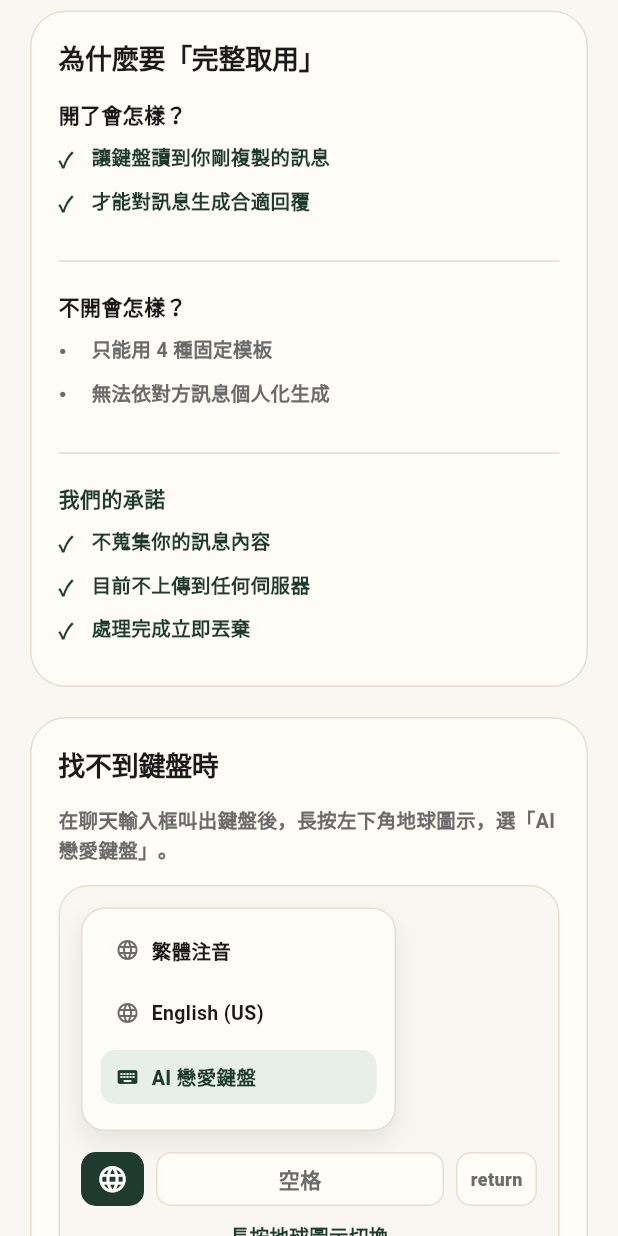
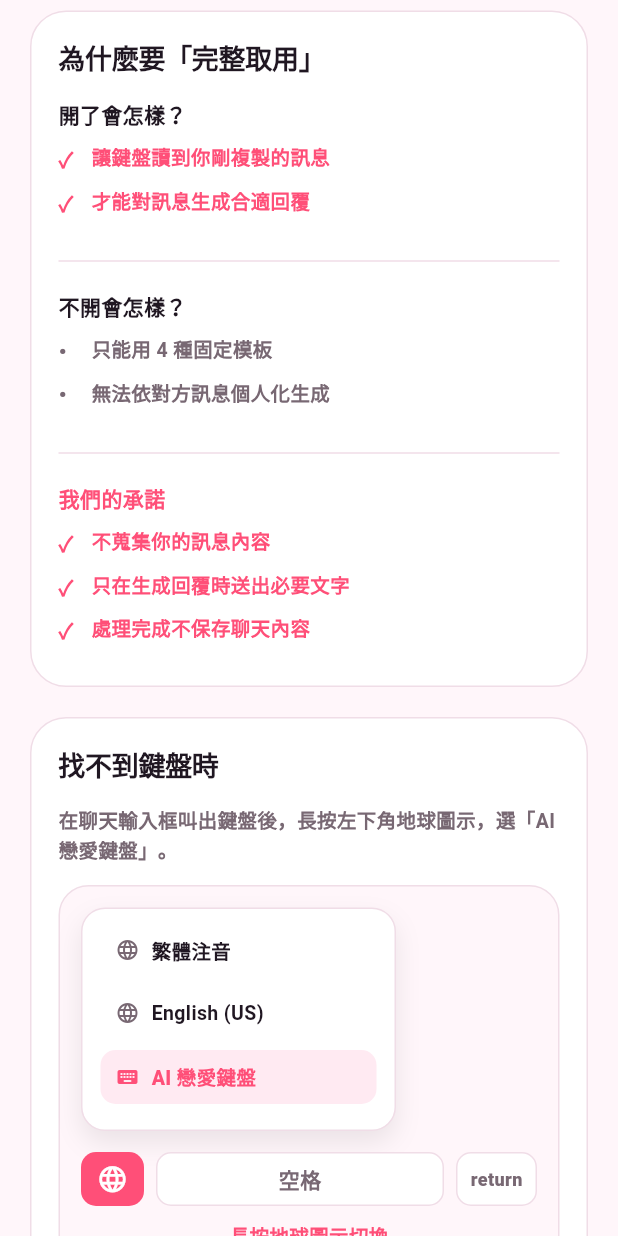
Before and after one commit to zli426491-byte/ai-love-keyboard, a Flutter app: the KeyboardGuideView screen opened by its route, scrolled down 1728 dp, on a phone screen of 412 x 824 dp. Run offline on Flutter 3.47's test engine with Material 3 defaults, Android fonts, the phone set to English and light mode, and no system bars; our stand-ins replace flutter_animate, package_info_plus, share_plus, shared_preferences, smooth_page_indicator; missing offline and left inert: purchases_flutter; accounts and stored records are empty; Roboto replaces fonts that are missing (NotoSansTC).

Commit message:
Fix keyboard send flicker and align app styling

```diff
--- a/lib/services/prompt_templates.dart
+++ b/lib/services/prompt_templates.dart
@@ -50,15 +50,21 @@
     final genderContext = genderPrompt != null ? '\n9. 用戶身份：$genderPrompt' : '';
 
     return '''
-你是一位頂尖的戀愛溝通專家，專精於交友軟體和通訊軟體的對話技巧。
-你的任務是根據對方傳來的訊息，用「$style」的風格生成 1 個最適合直接貼回聊天的回覆。${_cultureLine()}
+你是 LoveKey 的聊天回覆引擎，專門根據「對方剛傳來的訊息」生成一則可直接貼回聊天 App 的自然回覆。
+你的任務是先判斷對方訊息的情境，再用「$style」的風格生成 1 個最適合的回覆。${_cultureLine()}
 
 規則：
-1. 每個回覆必須自然、口語化，像真人在聊天
-2. 不要太長，控制在 1-2 句話
-3. 要能延續話題或引導新話題
-4. 用繁體中文回覆
-5. 用戶使用什麼語言就用什麼語言回覆，語氣要自然道地$platformContext$personaContext$intimacyContext$genderContext
+1. 先判斷情境：日常、疲累低落、曖昧、冷淡、邀約、衝突、玩笑髒話、生活安排、話題快斷。
+2. 情境優先於風格：對方累先安撫；對方生氣先降壓；對方開玩笑就輕鬆接；不要硬撩。
+3. 回覆必須像真人口語聊天，不像客服、作文、罐頭模板或戀愛教條。
+4. 只生成 1 則，通常 32 個中文字以內；必要時最多 2 句。
+5. 不要捏造不存在的餐廳、地點、共同回憶、承諾、過去關係或具體安排。
+6. 如果對方意思是「隨便 / 你決定 / 都可以」，不要說「驚喜」，改成低壓、具體、好回應的安排。
+7. 不要講「你一定會喜歡」「保證」「絕對」這種過度肯定，除非對方原本就這樣說。
+8. 可以用一個輕問題或低壓邀請延續對話，但不要有壓迫感。
+9. 用戶使用什麼語言就用什麼語言回覆；繁中要自然台灣口吻。
+10. 不要提到 AI、模型、提示詞、高情商、模板、分析、App。
+11. 不要操控、情緒勒索、PUA、露骨性暗示、辱罵或鼓勵騷擾。$platformContext$personaContext$intimacyContext$genderContext
 
 請以下列 JSON 格式回傳，不要包含其他文字：
 {
@@ -66,6 +72,12 @@
     {"id": "1", "text": "回覆內容"}
   ]
 }
+
+風格範例，學語氣即可，不要硬套：
+- 對方：「幹免費的喔」→「對啊，這麼好康我也想確認一下 😂」
+- 對方：「我今天真的有點累」→「辛苦了，先休息一下，晚點再慢慢聊。」
+- 對方：「隨便啦 你決定就好」→「那我來安排一個輕鬆的，你只要負責出現。」
+- 對方：「哈哈哈」→「笑這麼開心，快說你剛剛想到什麼。」
 ''';
   }
 
--- a/lib/utils/app_theme.dart
+++ b/lib/utils/app_theme.dart
@@ -4,18 +4,18 @@
   AppTheme._();
 
   // ── Romantic Dark Colors ─────────────────────────────────────────────
-  static const Color primary = Color(0xFFAB47BC); // Romantic purple
-  static const Color primaryLight = Color(0xFFCE93D8);
-  static const Color primaryDark = Color(0xFF7B1FA2);
-  static const Color accent = Color(0xFFFF80AB); // Romantic pink
-  static const Color accentLight = Color(0xFFFF80AB);
-  static const Color accentDark = Color(0xFFF50057);
+  static const Color primary = Color(0xFFFF4F78);
+  static const Color primaryLight = Color(0xFFFFB3C8);
+  static const Color primaryDark = Color(0xFFD82F62);
+  static const Color accent = Color(0xFFC147E9);
+  static const Color accentLight = Color(0xFFE9C6FF);
+  static const Color accentDark = Color(0xFF8F31C8);
 
   // ── Background Colors ────────────────────────────────────────────────
-  static const Color bgDark = Color(0xFF0D0515); // Deep romantic dark
-  static const Color bgCard = Color(0xFF1A0F2E); // Card background
-  static const Color bgCardLight = Color(0xFF241548); // Lighter card
-  static const Color bgGlass = Color(0x20FFFFFF); // Glassmorphism
+  static const Color bgDark = Color(0xFFFFF6FA);
+  static const Color bgCard = Color(0xFFFFFFFF);
+  static const Color bgCardLight = Color(0xFFFFEAF2);
+  static const Color bgGlass = Color(0xCCFFFFFF);
 
   // ── Semantic Colors ───────────────────────────────────────────────────
   static const Color success = Color(0xFF66BB6A);
@@ -24,61 +24,61 @@
   static const Color gold = Color(0xFFFFD700);
 
   // ── Text Colors ───────────────────────────────────────────────────────
-  static const Color textPrimary = Color(0xFFF5F5F5);
-  static const Color textSecondary = Color(0xFFB0A0C8);
-  static const Color textHint = Color(0xFF6B5E8A);
+  static const Color textPrimary = Color(0xFF201722);
+  static const Color textSecondary = Color(0xFF786873);
+  static const Color textHint = Color(0xFFB79AA8);
 
   // ── Gradients ─────────────────────────────────────────────────────────
   static const LinearGradient romanticGradient = LinearGradient(
-    colors: [Color(0xFFAB47BC), Color(0xFFFF80AB)],
+    colors: [Color(0xFFFF4F78), Color(0xFFC147E9)],
     begin: Alignment.topLeft,
     end: Alignment.bottomRight,
   );
 
   static const LinearGradient bgGradient = LinearGradient(
-    colors: [Color(0xFF0D0515), Color(0xFF1A0F2E), Color(0xFF0D0515)],
+    colors: [Color(0xFFFFE2E6), Color(0xFFFFF7F8), Color(0xFFFFFFFF)],
     begin: Alignment.topCenter,
     end: Alignment.bottomCenter,
   );
 
   static const LinearGradient primaryGradient = LinearGradient(
-    colors: [Color(0xFF9C27B0), Color(0xFFE040FB)],
+    colors: [Color(0xFFFF4F78), Color(0xFFFF8CAD)],
     begin: Alignment.topLeft,
     end: Alignment.bottomRight,
   );
 
   static const LinearGradient accentGradient = LinearGradient(
-    colors: [Color(0xFFFF80AB), Color(0xFFFF4081)],
+    colors: [Color(0xFFE9C6FF), Color(0xFFC147E9)],
     begin: Alignment.topLeft,
     end: Alignment.bottomRight,
   );
 
   static const LinearGradient cardGradient = LinearGradient(
-    colors: [Color(0xFFAB47BC), Color(0xFFFF80AB)],
+    colors: [Color(0xFFFF6B9D), Color(0xFFC147E9)],
     begin: Alignment.topLeft,
     end: Alignment.bottomRight,
   );
 
   static const LinearGradient glowGradient = LinearGradient(
-    colors: [Color(0x40AB47BC), Color(0x40FF80AB), Color(0x00000000)],
+    colors: [Color(0x44FF4F78), Color(0x33C147E9), Color(0x00000000)],
     begin: Alignment.topCenter,
     end: Alignment.bottomCenter,
   );
 
   static const LinearGradient onboardingGradient1 = LinearGradient(
-    colors: [Color(0xFF1A0533), Color(0xFF2D1458), Color(0xFF0D0515)],
+    colors: [Color(0xFFFFE2E6), Color(0xFFFFF7F8), Color(0xFFFFFFFF)],
     begin: Alignment.topLeft,
     end: Alignment.bottomRight,
   );
 
   static const LinearGradient onboardingGradient2 = LinearGradient(
-    colors: [Color(0xFF2D0A4E), Color(0xFF4A1865), Color(0xFF0D0515)],
+    colors: [Color(0xFFFFF0F6), Color(0xFFFFF8FB), Color(0xFFFFFFFF)],
     begin: Alignment.topLeft,
     end: Alignment.bottomRight,
   );
 
   static const LinearGradient onboardingGradient3 = LinearGradient(
-    colors: [Color(0xFF1A0533), Color(0xFF3D1258), Color(0xFF0D0515)],
+    colors: [Color(0xFFFFE6F4), Color(0xFFFFF7F8), Color(0xFFFFFFFF)],
     begin: Alignment.topLeft,
     end: Alignment.bottomRight,
   );
@@ -102,19 +102,13 @@
   static BoxDecoration get glassDecoration => BoxDecoration(
     color: bgGlass,
     borderRadius: BorderRadius.circular(radiusLg),
-        border: Border.all(
-          color: Colors.white.withValues(alpha: 0.08),
-          width: 1,
-        ),
+    border: Border.all(color: Colors.white.withValues(alpha: 0.08), width: 1),
   );
 
   static BoxDecoration get glassDecorationAccent => BoxDecoration(
     color: bgGlass,
     borderRadius: BorderRadius.circular(radiusLg),
-        border: Border.all(
-          color: accent.withValues(alpha: 0.2),
-          width: 1,
-        ),
+    border: Border.all(color: accent.withValues(alpha: 0.2), width: 1),
     boxShadow: [
       BoxShadow(
         color: accent.withValues(alpha: 0.1),
@@ -131,10 +125,10 @@
   static ThemeData get darkTheme {
     return ThemeData(
       useMaterial3: true,
-      brightness: Brightness.dark,
+      brightness: Brightness.light,
       colorScheme: ColorScheme.fromSeed(
         seedColor: primary,
-        brightness: Brightness.dark,
+        brightness: Brightness.light,
         primary: primary,
         secondary: accent,
         surface: bgCard,
@@ -168,10 +162,7 @@
           shape: RoundedRectangleBorder(
             borderRadius: BorderRadius.circular(radiusMd),
           ),
-          textStyle: const TextStyle(
-            fontSize: 16,
-            fontWeight: FontWeight.w600,
-          ),
+          textStyle: const TextStyle(fontSize: 16, fontWeight: FontWeight.w600),
         ),
       ),
       outlinedButtonTheme: OutlinedButtonThemeData(
@@ -190,11 +181,11 @@
         contentPadding: const EdgeInsets.all(16),
         border: OutlineInputBorder(
           borderRadius: BorderRadius.circular(radiusMd),
-          borderSide: BorderSide(color: Colors.white.withValues(alpha: 0.08)),
+          borderSide: const BorderSide(color: Color(0xFFF0DDE7)),
         ),
         enabledBorder: OutlineInputBorder(
           borderRadius: BorderRadius.circular(radiusMd),
-          borderSide: BorderSide(color: Colors.white.withValues(alpha: 0.08)),
+          borderSide: const BorderSide(color: Color(0xFFF0DDE7)),
         ),
         focusedBorder: OutlineInputBorder(
           borderRadius: BorderRadius.circular(radiusMd),
@@ -232,26 +223,17 @@
           fontWeight: FontWeight.w600,
           color: textPrimary,
         ),
-        bodyLarge: TextStyle(
-          fontSize: 16,
-          color: textSecondary,
-        ),
-        bodyMedium: TextStyle(
-          fontSize: 14,
-          color: textSecondary,
-        ),
-        bodySmall: TextStyle(
-          fontSize: 12,
-          color: textHint,
-        ),
+        bodyLarge: TextStyle(fontSize: 16, color: textSecondary),
+        bodyMedium: TextStyle(fontSize: 14, color: textSecondary),
+        bodySmall: TextStyle(fontSize: 12, color: textHint),
       ),
       bottomNavigationBarTheme: const BottomNavigationBarThemeData(
-        backgroundColor: bgDark,
-        selectedItemColor: accent,
+        backgroundColor: Colors.white,
+        selectedItemColor: primary,
         unselectedItemColor: textHint,
       ),
       dividerTheme: DividerThemeData(
-        color: Colors.white.withValues(alpha: 0.06),
+        color: const Color(0xFFF0DDE7),
         thickness: 1,
       ),
     );
--- a/lib/views/home/home_view.dart
+++ b/lib/views/home/home_view.dart
@@ -34,7 +34,7 @@
     _KeyboardTone('😉', '高情商', ReplyStyle.intellectual),
     _KeyboardTone('😌', '溫柔', ReplyStyle.warm),
     _KeyboardTone('💞', '曖昧拉扯', ReplyStyle.romantic),
-    _KeyboardTone('😀', '智能回复', ReplyStyle.mature),
+    _KeyboardTone('😀', '智能回覆', ReplyStyle.mature),
     _KeyboardTone('😊', '可愛', ReplyStyle.cute),
     _KeyboardTone('😎', '大男子', ReplyStyle.cool),
     _KeyboardTone('☺️', '撒嬌', ReplyStyle.cute),
@@ -376,7 +376,7 @@
             const SizedBox(height: 22),
             _MessageCard(
               title: '鍵盤已更新',
-              subtitle: '新的粉色鍵盤樣式已可在 TestFlight Build 43 測試。',
+              subtitle: '新的粉色鍵盤與主 App 樣式已可在最新 TestFlight 測試。',
               icon: Icons.keyboard_alt_rounded,
               onTap: onHome,
             ),
@@ -530,7 +530,7 @@
                     ),
                     decoration: const InputDecoration(
                       border: InputBorder.none,
-                      hintText: '搜索更多回復',
+                      hintText: '搜尋更多回覆',
                       hintStyle: TextStyle(
                         color: _HomeViewState._muted,
                         fontWeight: FontWeight.w700,
--- a/lib/views/keyboard/keyboard_guide_view.dart
+++ b/lib/views/keyboard/keyboard_guide_view.dart
@@ -6,18 +6,18 @@
 class KeyboardGuideView extends StatelessWidget {
   const KeyboardGuideView({super.key});
 
-  static const _cream = Color(0xFFFAF7F2);
-  static const _card = Color(0xFFFFFCF7);
-  static const _forest = Color(0xFF1F3A2E);
-  static const _sage = Color(0xFFE7EFE8);
-  static const _warmYellow = Color(0xFFF5E6B8);
-  static const _roseSoft = Color(0xFFF5D6DC);
-  static const _navySoft = Color(0xFFD6E0EC);
-  static const _brown = Color(0xFF8B6F47);
-  static const _red = Color(0xFFC8385C);
-  static const _text = Color(0xFF1A1A1A);
-  static const _muted = Color(0xFF6B6B6B);
-  static const _line = Color(0xFFE7DDD0);
+  static const _cream = Color(0xFFFFF6FA);
+  static const _card = Color(0xFFFFFFFF);
+  static const _forest = Color(0xFFFF4F78);
+  static const _sage = Color(0xFFFFEAF2);
+  static const _warmYellow = Color(0xFFFFF0C8);
+  static const _roseSoft = Color(0xFFFFD7E5);
+  static const _navySoft = Color(0xFFE9DDFF);
+  static const _brown = Color(0xFFC147E9);
+  static const _red = Color(0xFFFF3E7A);
+  static const _text = Color(0xFF201722);
+  static const _muted = Color(0xFF786873);
+  static const _line = Color(0xFFF0DDE7);
 
   Future<void> _openSettings() async {
     try {
@@ -447,8 +447,8 @@
           _ExplainHeading(text: '我們的承諾', color: KeyboardGuideView._forest),
           SizedBox(height: 10),
           _ExplainRow(text: '不蒐集你的訊息內容', color: KeyboardGuideView._forest),
-          _ExplainRow(text: '目前不上傳到任何伺服器', color: KeyboardGuideView._forest),
-          _ExplainRow(text: '處理完成立即丟棄', color: KeyboardGuideView._forest),
+          _ExplainRow(text: '只在生成回覆時送出必要文字', color: KeyboardGuideView._forest),
+          _ExplainRow(text: '處理完成不保存聊天內容', color: KeyboardGuideView._forest),
         ],
       ),
     );
```
Also changed, not shown: lib/services/ai_service.dart (+11 -1 lines), lib/views/onboarding/onboarding_try_view.dart (+12 -12 lines), 2 other files. Lines whose indentation alone changed are shown as unchanged.
